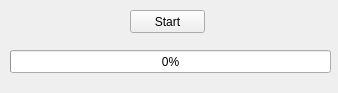
Qt form memoryloading.ui (ahmed-agiza/Jupiter) before a commit.
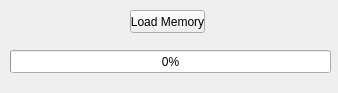
The same form after that commit.

The edit to the form file:
```diff
--- a/memoryloading.ui
+++ b/memoryloading.ui
@@ -26,7 +26,7 @@
     </rect>
    </property>
    <property name="text">
-    <string>Start</string>
+    <string>Load Memory</string>
    </property>
   </widget>
   <widget class="QProgressBar" name="progressBar">
```
Left out of the diff: 2 changed lines with no effect on the pictures.
